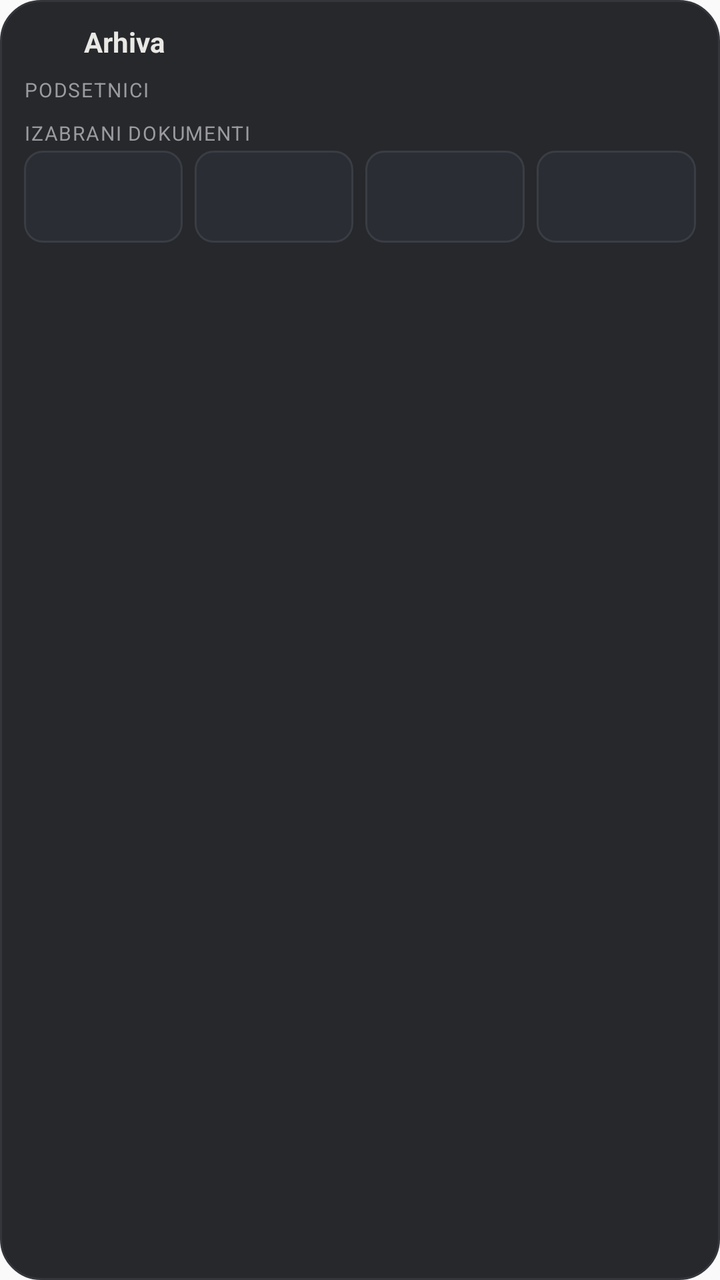
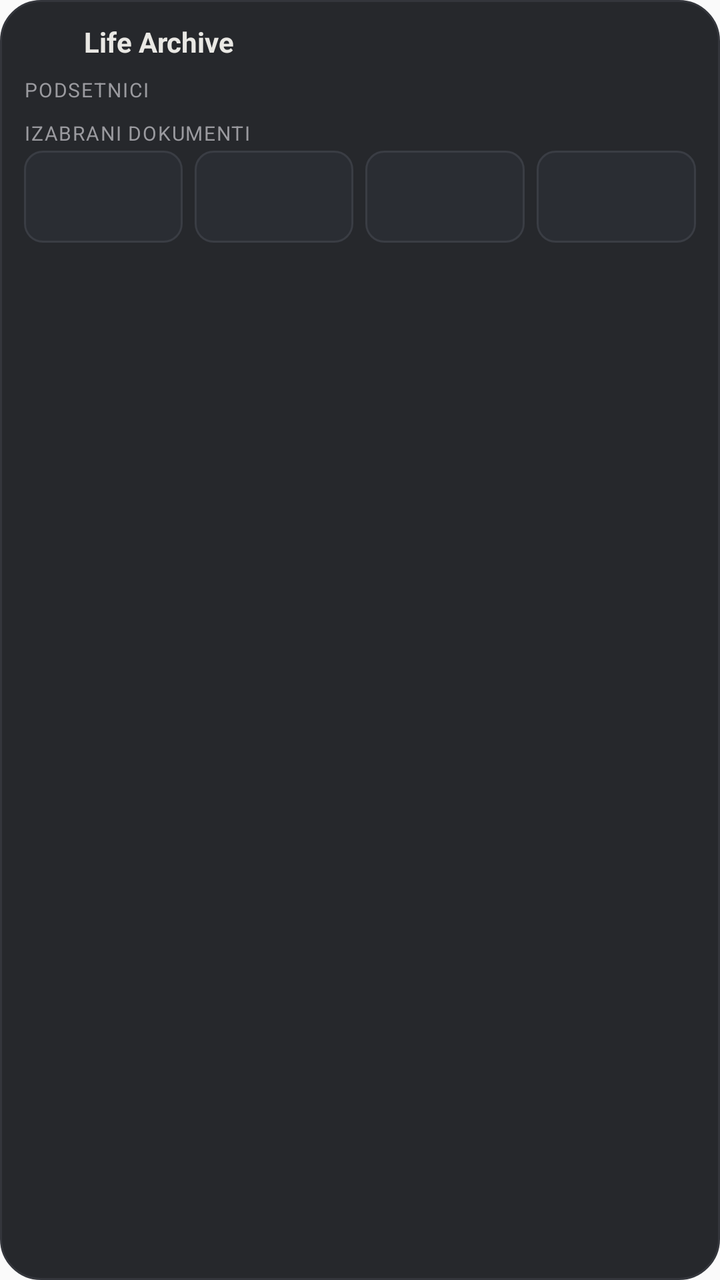

Two renders of the same Android screen: before a commit and after it. Below are the layout's source before the change and the commit's diff.
<!-- AndroidManifest.xml: application theme AppTheme -->
<!-- res/layout/vidzet_veliki.xml -->
<?xml version="1.0" encoding="utf-8"?>
<LinearLayout xmlns:android="http://schemas.android.com/apk/res/android"
    android:id="@+id/vz_koren"
    android:layout_width="match_parent"
    android:layout_height="match_parent"
    android:background="@drawable/vz_pozadina"
    android:orientation="vertical"
    android:paddingLeft="12dp"
    android:paddingTop="10dp"
    android:paddingRight="12dp"
    android:paddingBottom="10dp">
    <LinearLayout
        android:layout_width="match_parent"
        android:layout_height="wrap_content"
        android:gravity="center_vertical"
        android:orientation="horizontal">
        <ImageView
            android:layout_width="22dp"
            android:layout_height="22dp"
            android:contentDescription=""
            android:src="@mipmap/ic_launcher" />
        <TextView
            android:id="@+id/vz_naslov"
            android:ellipsize="end"
            android:maxLines="1"
            android:layout_width="wrap_content"
            android:layout_height="wrap_content"
            android:layout_marginLeft="8dp"
            android:text="Arhiva"
            android:textColor="#E9E8E4"
            android:textSize="14sp"
            android:textStyle="bold" />
    </LinearLayout>
        <TextView
            android:id="@+id/vz_s_rok"
            android:layout_width="wrap_content"
            android:layout_height="wrap_content"
            android:layout_marginTop="6dp"
            android:layout_marginBottom="2dp"
            android:letterSpacing="0.06"
            android:text="Podsetnici"
            android:textAllCaps="true"
            android:textColor="#9A9A9F"
            android:textSize="10sp" />
    <LinearLayout
        android:id="@+id/vz_rok_blok"
        android:layout_width="match_parent"
        android:layout_height="wrap_content"
        android:orientation="vertical">
        <LinearLayout
            android:id="@+id/vz_r1"
            android:layout_width="match_parent"
            android:layout_height="wrap_content"
            android:gravity="center_vertical"
            android:orientation="horizontal"
            android:paddingTop="5dp"
            android:paddingBottom="5dp"
            android:visibility="gone">
            <TextView
                android:id="@+id/vz_r1_n"
                android:layout_width="0dp"
                android:layout_height="wrap_content"
                android:layout_weight="1"
                android:ellipsize="end"
                android:maxLines="1"
                android:textColor="#E9E8E4"
                android:textSize="14sp" />
            <TextView
                android:id="@+id/vz_r1_k"
                android:layout_width="wrap_content"
                android:layout_height="wrap_content"
                android:layout_marginLeft="8dp"
                android:maxLines="1"
                android:textColor="#9A9A9F"
                android:textSize="13sp" />
        </LinearLayout>
        <LinearLayout
            android:id="@+id/vz_r2"
            android:layout_width="match_parent"
            android:layout_height="wrap_content"
            android:gravity="center_vertical"
            android:orientation="horizontal"
            android:paddingTop="5dp"
            android:paddingBottom="5dp"
            android:visibility="gone">
            <TextView
                android:id="@+id/vz_r2_n"
                android:layout_width="0dp"
                android:layout_height="wrap_content"
                android:layout_weight="1"
                android:ellipsize="end"
                android:maxLines="1"
                android:textColor="#E9E8E4"
                android:textSize="14sp" />
            <TextView
                android:id="@+id/vz_r2_k"
                android:layout_width="wrap_content"
                android:layout_height="wrap_content"
                android:layout_marginLeft="8dp"
                android:maxLines="1"
                android:textColor="#9A9A9F"
                android:textSize="13sp" />
        </LinearLayout>
        <LinearLayout
            android:id="@+id/vz_r3"
            android:layout_width="match_parent"
            android:layout_height="wrap_content"
            android:gravity="center_vertical"
            android:orientation="horizontal"
            android:paddingTop="5dp"
            android:paddingBottom="5dp"
            android:visibility="gone">
            <TextView
                android:id="@+id/vz_r3_n"
                android:layout_width="0dp"
                android:layout_height="wrap_content"
                android:layout_weight="1"
                android:ellipsize="end"
                android:maxLines="1"
                android:textColor="#E9E8E4"
                android:textSize="14sp" />
            <TextView
                android:id="@+id/vz_r3_k"
                android:layout_width="wrap_content"
                android:layout_height="wrap_content"
                android:layout_marginLeft="8dp"
                android:maxLines="1"
                android:textColor="#9A9A9F"
                android:textSize="13sp" />
        </LinearLayout>
        <TextView
            android:id="@+id/vz_prazno"
            android:layout_width="match_parent"
            android:layout_height="wrap_content"
            android:paddingTop="6dp"
            android:text="Otvori Arhivu"
            android:textColor="#9A9A9F"
            android:textSize="13sp"
            android:visibility="gone" />
    </LinearLayout>
        <TextView
            android:id="@+id/vz_s_dok"
            android:layout_width="wrap_content"
            android:layout_height="wrap_content"
            android:layout_marginTop="6dp"
            android:layout_marginBottom="2dp"
            android:letterSpacing="0.06"
            android:text="Izabrani dokumenti"
            android:textAllCaps="true"
            android:textColor="#9A9A9F"
            android:textSize="10sp" />
    <LinearLayout
        android:id="@+id/vz_dok_red"
        android:layout_width="match_parent"
        android:layout_height="wrap_content"
        android:orientation="horizontal">
            <LinearLayout
                android:id="@+id/vz_d1"
                android:layout_width="0dp"
                android:layout_height="wrap_content"
                android:layout_weight="1"
                android:layout_marginLeft="0dp"
                android:layout_marginRight="3dp"
                android:gravity="center_horizontal"
                android:orientation="vertical">
                <ImageView
                    android:id="@+id/vz_d1_s"
                    android:layout_width="match_parent"
                    android:layout_height="46dp"
                    android:background="@drawable/vz_polje"
                    android:contentDescription=""
                    android:padding="1dp"
                    android:scaleType="centerCrop" />
                <TextView
                    android:id="@+id/vz_d1_n"
                    android:layout_width="match_parent"
                    android:layout_height="wrap_content"
                    android:layout_marginTop="3dp"
                    android:ellipsize="end"
                    android:gravity="center_horizontal"
                    android:maxLines="1"
                    android:textColor="#C9C9CC"
                    android:textSize="11sp" />
            </LinearLayout>
            <LinearLayout
                android:id="@+id/vz_d2"
                android:layout_width="0dp"
                android:layout_height="wrap_content"
                android:layout_weight="1"
                android:layout_marginLeft="3dp"
                android:layout_marginRight="3dp"
                android:gravity="center_horizontal"
                android:orientation="vertical">
                <ImageView
                    android:id="@+id/vz_d2_s"
                    android:layout_width="match_parent"
                    android:layout_height="46dp"
                    android:background="@drawable/vz_polje"
                    android:contentDescription=""
                    android:padding="1dp"
                    android:scaleType="centerCrop" />
                <TextView
                    android:id="@+id/vz_d2_n"
                    android:layout_width="match_parent"
                    android:layout_height="wrap_content"
                    android:layout_marginTop="3dp"
                    android:ellipsize="end"
                    android:gravity="center_horizontal"
                    android:maxLines="1"
                    android:textColor="#C9C9CC"
                    android:textSize="11sp" />
            </LinearLayout>
            <LinearLayout
                android:id="@+id/vz_d3"
                android:layout_width="0dp"
                android:layout_height="wrap_content"
                android:layout_weight="1"
                android:layout_marginLeft="3dp"
                android:layout_marginRight="3dp"
                android:gravity="center_horizontal"
                android:orientation="vertical">
                <ImageView
                    android:id="@+id/vz_d3_s"
                    android:layout_width="match_parent"
                    android:layout_height="46dp"
                    android:background="@drawable/vz_polje"
                    android:contentDescription=""
                    android:padding="1dp"
                    android:scaleType="centerCrop" />
                <TextView
                    android:id="@+id/vz_d3_n"
                    android:layout_width="match_parent"
                    android:layout_height="wrap_content"
                    android:layout_marginTop="3dp"
                    android:ellipsize="end"
                    android:gravity="center_horizontal"
                    android:maxLines="1"
                    android:textColor="#C9C9CC"
                    android:textSize="11sp" />
            </LinearLayout>
            <LinearLayout
                android:id="@+id/vz_d4"
                android:layout_width="0dp"
                android:layout_height="wrap_content"
                android:layout_weight="1"
                android:layout_marginLeft="3dp"
                android:layout_marginRight="0dp"
                android:gravity="center_horizontal"
                android:orientation="vertical">
                <ImageView
                    android:id="@+id/vz_d4_s"
                    android:layout_width="match_parent"
                    android:layout_height="46dp"
                    android:background="@drawable/vz_polje"
                    android:contentDescription=""
                    android:padding="1dp"
                    android:scaleType="centerCrop" />
                <TextView
                    android:id="@+id/vz_d4_n"
                    android:layout_width="match_parent"
                    android:layout_height="wrap_content"
                    android:layout_marginTop="3dp"
                    android:ellipsize="end"
                    android:gravity="center_horizontal"
                    android:maxLines="1"
                    android:textColor="#C9C9CC"
                    android:textSize="11sp" />
            </LinearLayout>
    </LinearLayout>
    <TextView
        android:id="@+id/vz_dok_prazno"
        android:layout_width="match_parent"
        android:layout_height="wrap_content"
        android:textColor="#9A9A9F"
        android:textSize="12sp"
        android:visibility="gone" />
</LinearLayout>
<!-- resources referenced by this layout -->
<resources>
  <!-- drawable vz_polje (drawable) -->
  <?xml version="1.0" encoding="utf-8"?>
  <shape xmlns:android="http://schemas.android.com/apk/res/android" android:shape="rectangle">
      <solid android:color="#2A2D33" />
      <stroke android:width="1dp" android:color="#3A3D44" />
      <corners android:radius="9dp" />
  </shape>
  <!-- drawable vz_pozadina (drawable) -->
  <?xml version="1.0" encoding="utf-8"?>
  <shape xmlns:android="http://schemas.android.com/apk/res/android" android:shape="rectangle">
      <solid android:color="#F51E2024" />
      <stroke android:width="1dp" android:color="#34363C" />
      <corners android:radius="20dp" />
  </shape>
  <!-- mipmap ic_launcher (mipmap-anydpi-v26) -->
  <?xml version="1.0" encoding="utf-8"?>
  <adaptive-icon xmlns:android="http://schemas.android.com/apk/res/android">
      <background android:drawable="@color/ic_launcher_background"/>
      <foreground android:drawable="@mipmap/ic_launcher_foreground"/>
  </adaptive-icon>
  <style name="AppTheme" parent="Theme.AppCompat.Light.DarkActionBar">
          
          <item name="colorPrimary">@color/colorPrimary</item>
          <item name="colorPrimaryDark">@color/colorPrimaryDark</item>
          <item name="colorAccent">@color/colorAccent</item>
      </style>
  <color name="ic_launcher_background">#0D0E10</color>
</resources>

<!-- the commit's change to res/layout/vidzet_veliki.xml (unified diff, before → after) -->
@@ -26,7 +26,7 @@
             android:layout_width="wrap_content"
             android:layout_height="wrap_content"
             android:layout_marginLeft="8dp"
-            android:text="Arhiva"
+            android:text="Life Archive"
             android:textColor="#E9E8E4"
             android:textSize="14sp"
             android:textStyle="bold" />
@@ -133,7 +133,7 @@
             android:layout_width="match_parent"
             android:layout_height="wrap_content"
             android:paddingTop="6dp"
-            android:text="Otvori Arhivu"
+            android:text="Otvori Life Archive"
             android:textColor="#9A9A9F"
             android:textSize="13sp"
             android:visibility="gone" />
